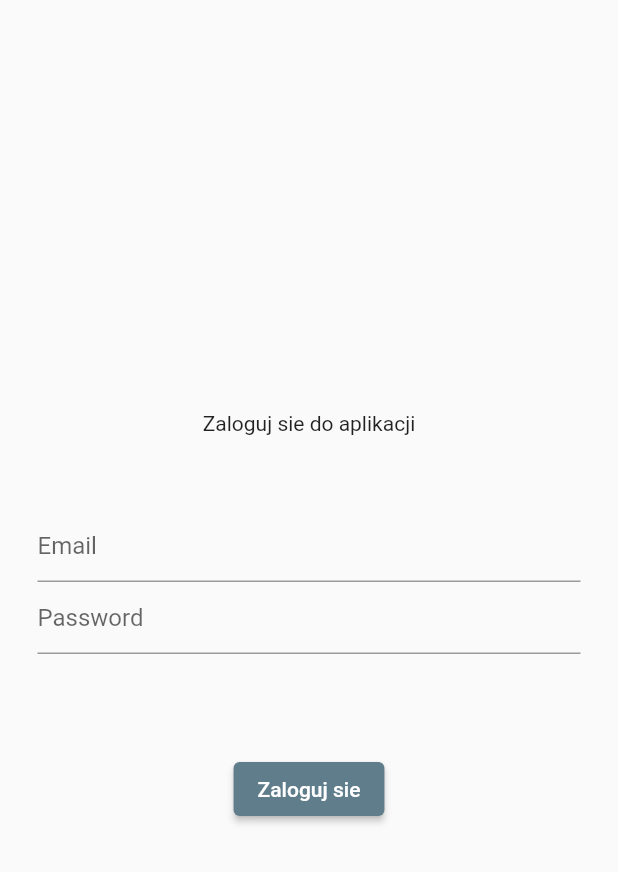
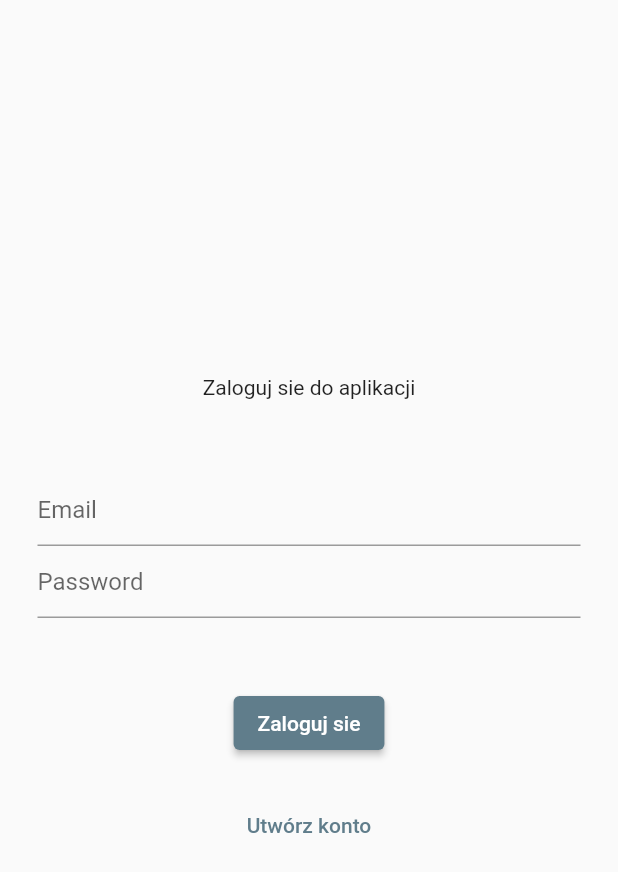
Before and after one commit to jacekkawiorski/fast_food_slupsk_23, a Flutter app: the screen it shows after launch, on a phone screen of 412 x 824 dp. Shown: the top 872 px of the screen. Run offline on Flutter 3.47's test engine with Material 2 defaults, Android fonts, the phone set to English and light mode, and no system bars; our stand-ins replace firebase_auth, firebase_core; accounts and stored records are empty.

Commit message:
Add registration

```diff
--- a/lib/app/login/login_page.dart
+++ b/lib/app/login/login_page.dart
@@ -15,6 +15,7 @@
 
 class _LoginPageState extends State<LoginPage> {
   var errormsg = '';
+  var isCreatingAccount = false;
 
   @override
   Widget build(BuildContext context) {
@@ -25,7 +26,9 @@
           child: Column(
             mainAxisAlignment: MainAxisAlignment.center,
             children: [
-              const Text("Zaloguj sie do aplikacji"),
+              Text(isCreatingAccount == true
+                  ? 'Zarejestruj się'
+                  : "Zaloguj sie do aplikacji"),
               const SizedBox(height: 50),
               TextField(
                 decoration: const InputDecoration(hintText: 'Email'),
@@ -39,26 +42,62 @@
               const SizedBox(height: 30),
               Text(
                 errormsg,
-                style: TextStyle(color: Colors.red),
+                style: const TextStyle(color: Colors.red),
               ),
-              SizedBox(height: 20),
               ElevatedButton(
                 onPressed: () async {
+                  if (isCreatingAccount = true) {
+                    //rejestracja
+                    try {
+                      await FirebaseAuth.instance
+                          .createUserWithEmailAndPassword(
+                        email: widget.emailcontroller.text,
+                        password: widget.passwordcontroller.text,
+                      );
+                    } catch (error) {
+                      setState(() {
+                        errormsg = error.toString();
+                      });
+                    }
+                  } else {
+                    //logowanie
                     try {
                       await FirebaseAuth.instance.signInWithEmailAndPassword(
                         email: widget.emailcontroller.text,
                         password: widget.passwordcontroller.text,
                       );
                     } catch (error) {
-                    setState(
-                      () {
+                      setState(() {
                         errormsg = error.toString();
-                      },
-                    );
+                      });
+                    }
                   }
                 },
-                child: const Text('Zaloguj sie'),
-              )
+                child: Text(isCreatingAccount == true
+                    ? 'Zarejestruj się'
+                    : 'Zaloguj sie'),
+              ),
+              const SizedBox(height: 20),
+              if (isCreatingAccount == false) ...[
+                TextButton(
+                  onPressed: () {
+                    setState(() {
+                      isCreatingAccount = true;
+                    });
+                  },
+                  child: const Text("Utwórz konto"),
+                ),
+              ],
+              if (isCreatingAccount == true) ...[
+                TextButton(
+                  onPressed: () {
+                    setState(() {
+                      isCreatingAccount = false;
+                    });
+                  },
+                  child: const Text("Masz już konto ?"),
+                ),
+              ],
             ],
           ),
         ),
```
Lines whose indentation alone changed are shown as unchanged.
